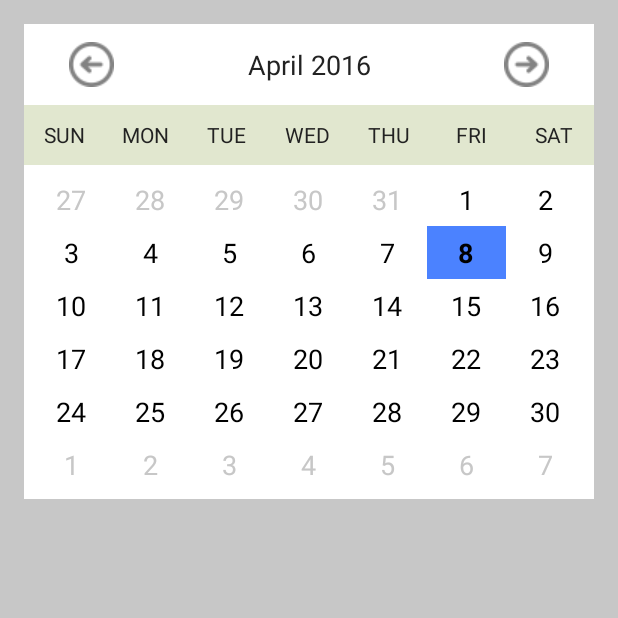
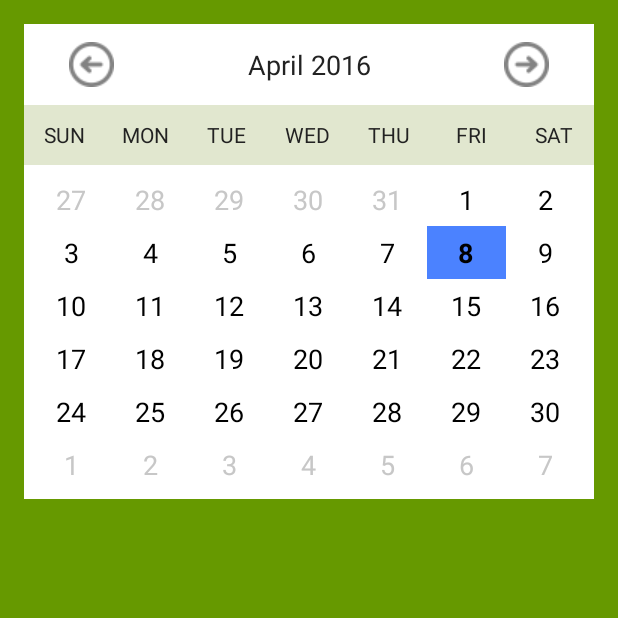
Before and after one commit to isolpak1/CustomCalender, an Android app: the screen it shows after launch (MainActivity), on a phone screen of 412 x 824 dp, the top half of it. Run offline under Robolectric (Android 15) with nearby library versions, the phone set to English and light mode, and no system bars.

Commit message:
changed background color

```diff
--- a/app/src/main/res/layout/activity_main.xml
+++ b/app/src/main/res/layout/activity_main.xml
@@ -10,7 +10,7 @@
     android:paddingTop="@dimen/activity_vertical_margin"
     android:paddingBottom="@dimen/activity_vertical_margin"
     tools:context=".MainActivity"
-    android:background="@color/greyed_out">
+    android:background="@android:color/holo_green_dark">
     <com.sayoneTech.customCalender.calender.CalendarView
         xmlns:calendarNS="http://schemas.android.com/apk/res/com.sayoneTech.customCalender.calender"
         android:id="@+id/calendar_view"
```
Also changed, not shown: 1 other file.
